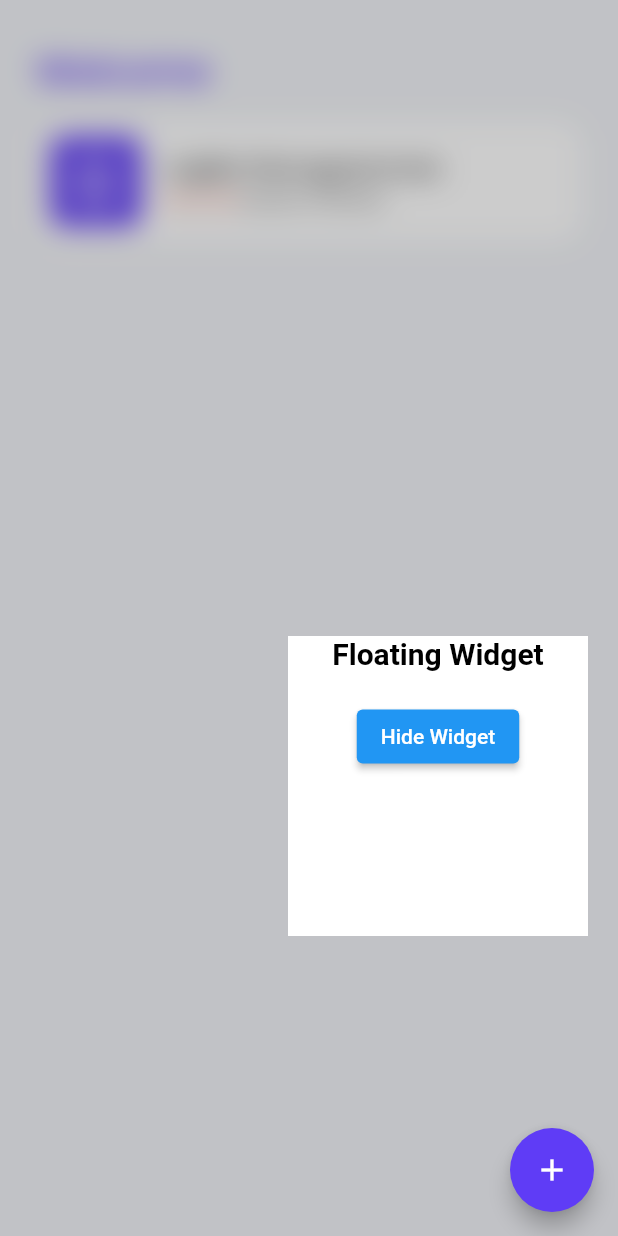
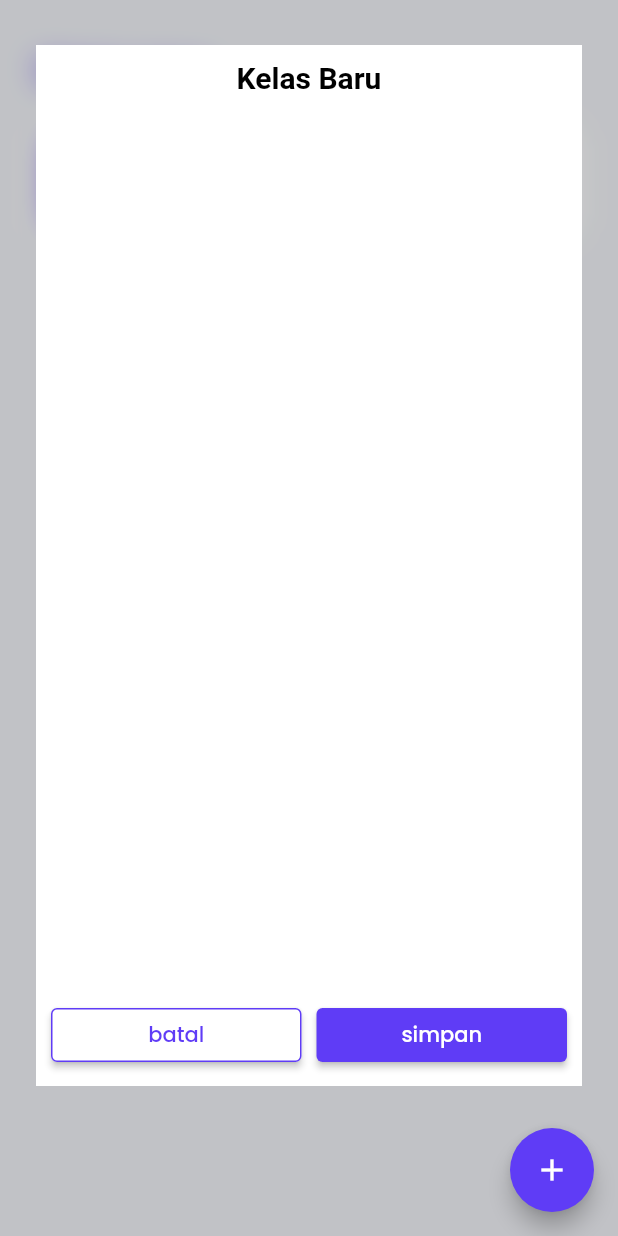
Before and after one commit to yongkisettiawan/optima, a Flutter app: the HomePage screen opened by its route, after a tap on the "add" icon, on a phone screen of 412 x 824 dp. Run offline on Flutter 3.47's test engine with Material 2 defaults, Android fonts, the light colour scheme and no system bars; our stand-ins replace google_fonts.

Commit message:
update home page

```diff
--- a/lib/pages/home_page.dart
+++ b/lib/pages/home_page.dart
@@ -21,38 +21,6 @@ class _HomePageState extends State<HomePage> {
 
   @override
   Widget build(BuildContext context) {
-    // Widget customBottomNavigation() {
-    //   return Align(
-    //     alignment: Alignment.bottomCenter,
-    //     child: Container(
-    //       width: double.infinity,
-    //       height: 80,
-    //       color: kWhiteColor,
-    //       padding: const EdgeInsets.only(
-    //         top: 13,
-    //       ),
-    //       child: Row(
-    //         mainAxisAlignment: MainAxisAlignment.spaceAround,
-    //         // ignore: prefer_const_literals_to_create_immutables
-    //         children: [
-    //           const CustomBottomNavigation(
-    //             navIcon: 'assets/home_nav.png',
-    //             navName: 'Home',
-    //           ),
-    //           const CustomBottomNavigation(
-    //             navIcon: 'assets/calender_nav.png',
-    //             navName: 'Calender',
-    //           ),
-    //           const CustomBottomNavigation(
-    //             navIcon: 'assets/stats_nav.png',
-    //             navName: 'Stats',
-    //           )
-    //         ],
-    //       ),
-    //     ),
-    //   );
-    // }
-
     Widget content() {
       return GestureDetector(
         onTap: () {
@@ -200,28 +168,69 @@ class _FloatingWidgetState extends State<FloatingWidget> {
           ),
         ),
         Positioned(
-          bottom: 200,
-          right: 20,
           child: Container(
-            width: 200,
-            height: 200,
+            padding: const EdgeInsets.all(10.0),
+            margin: EdgeInsets.only(
+              left: defaultMargin,
+              right: defaultMargin,
+              top: 30,
+              bottom: 100,
+            ),
+            width: MediaQuery.of(context).size.width,
+            height: MediaQuery.of(context).size.height,
             color: Colors.white,
             child: Column(
               children: [
                 const Text(
-                  'Floating Widget',
+                  'Kelas Baru',
                   style: TextStyle(
                     fontSize: 20,
                     fontWeight: FontWeight.bold,
                     color: Colors.black,
                   ),
                 ),
-                const SizedBox(height: 20),
-                ElevatedButton(
-                  onPressed: () {
-                    widget.hideCallback();
-                  },
-                  child: const Text('Hide Widget'),
+                // const SizedBox(height: 20),
+                Expanded(child: Container()),
+                Row(
+                  mainAxisAlignment: MainAxisAlignment.spaceAround,
+                  children: [
+                    Expanded(
+                      child: ElevatedButton(
+                        onPressed: () {
+                          widget.hideCallback();
+                        },
+                        style: ElevatedButton.styleFrom(
+                            backgroundColor: kWhiteColor,
+                            side: BorderSide(
+                              color: kPrimaryColor,
+                              width: 1,
+                            )),
+                        child: Text(
+                          'batal',
+                          style: textStyle.copyWith(
+                            color: kPrimaryColor,
+                          ),
+                        ),
+                      ),
+                    ),
+                    const SizedBox(
+                      width: 10,
+                    ),
+                    Expanded(
+                      child: ElevatedButton(
+                        style: ElevatedButton.styleFrom(
+                          backgroundColor: kPrimaryColor,
+                        ),
+                        onPressed: () {},
+                        child: Text(
+                          'simpan',
+                          style: textStyle.copyWith(
+                            color: kWhiteColor,
+                          ),
+                        ),
+                      ),
+                    ),
+                  ],
                 ),
               ],
             ),
```
